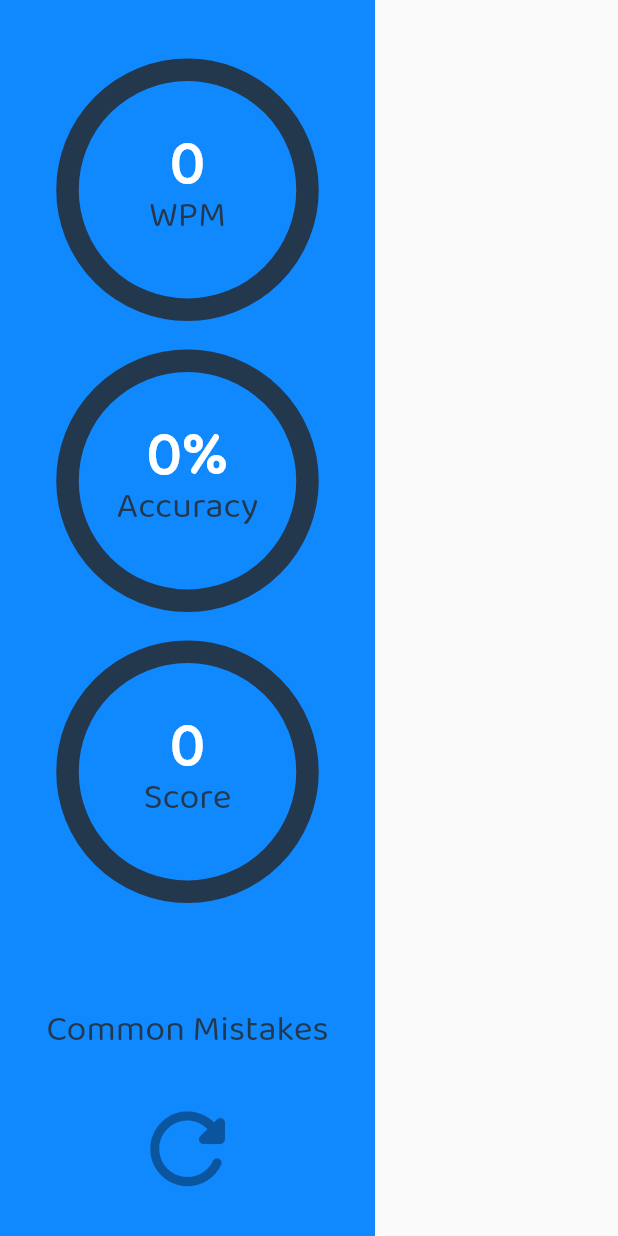
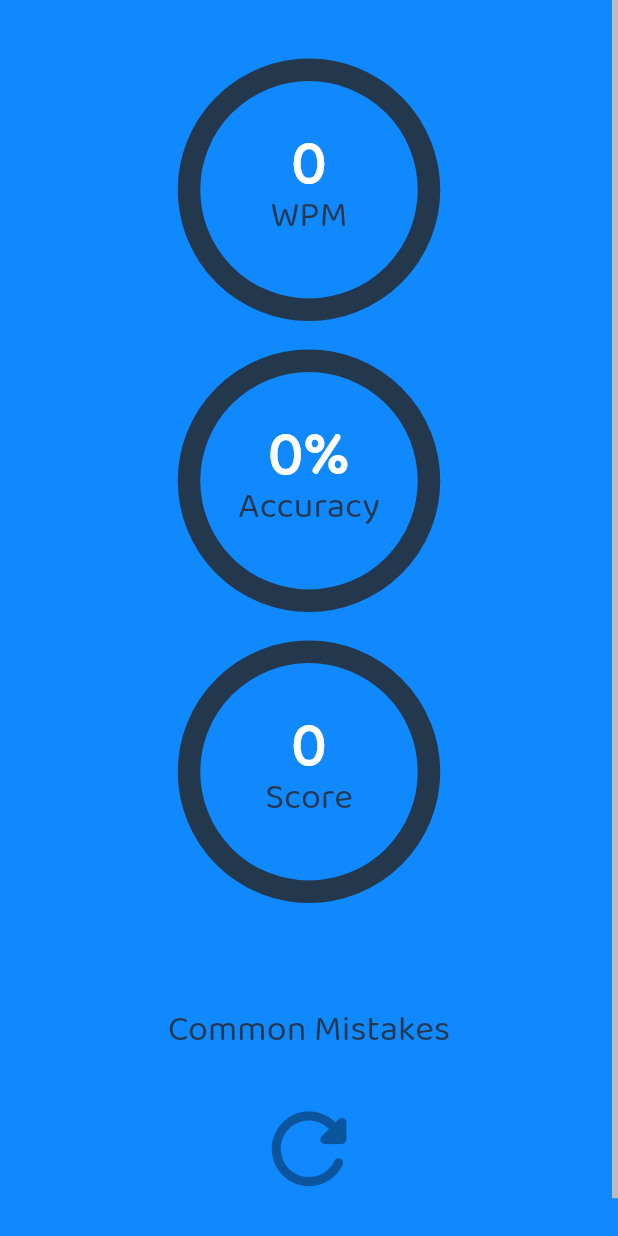
Before and after one commit to JakesMD/TypeTypeGo, a Flutter app: the ResultsSideBar widget shown alone on an empty page, opened directly, on a phone screen of 412 x 824 dp. Run offline on Flutter 3.47's test engine with Material 2 defaults, Android fonts, the light colour scheme and no system bars; drawn by our look-alikes of percent_indicator; our stand-ins replace flutter_hooks, responsive_builder; missing offline and left inert: dart:js.

Commit message:
Add scrollbar and remove set width

```diff
--- a/lib/screens/main/resultsSideBar.dart
+++ b/lib/screens/main/resultsSideBar.dart
@@ -53,12 +53,14 @@
 
   @override
   Widget build(BuildContext context) {
-    return SingleChildScrollView(
+    return Scrollbar(
+      controller: _controller,
+      isAlwaysShown: true,
+      child: SingleChildScrollView(
         // This scroll view prevents errors from occuring when the window height is to short.
         controller: _controller,
         child: Container(
-        padding: EdgeInsets.all(20),
-        width: 250,
+          padding: EdgeInsets.all(Config.margin),
           height: MediaQuery.of(context).size.height > 850
               ? MediaQuery.of(context).size.height
               : 850,
@@ -122,6 +124,7 @@
                 onPressed: widget.onRestart,
               ),
             ],
+          ),
         ),
       ),
     );
```
Lines whose indentation alone changed are shown as unchanged.
